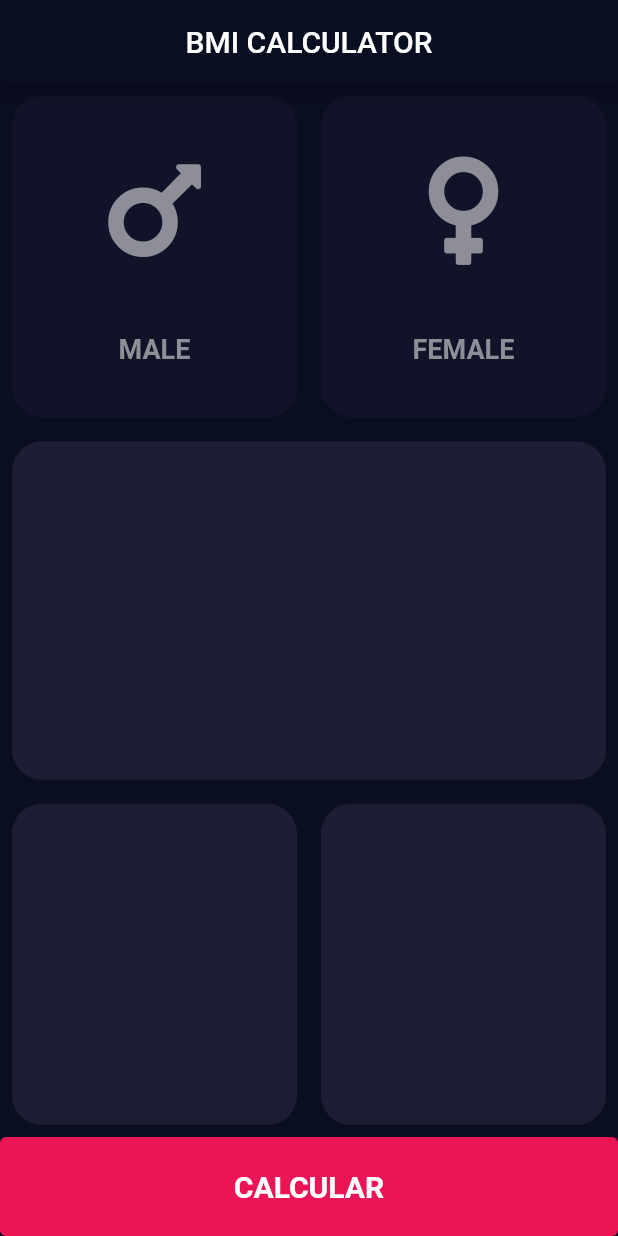
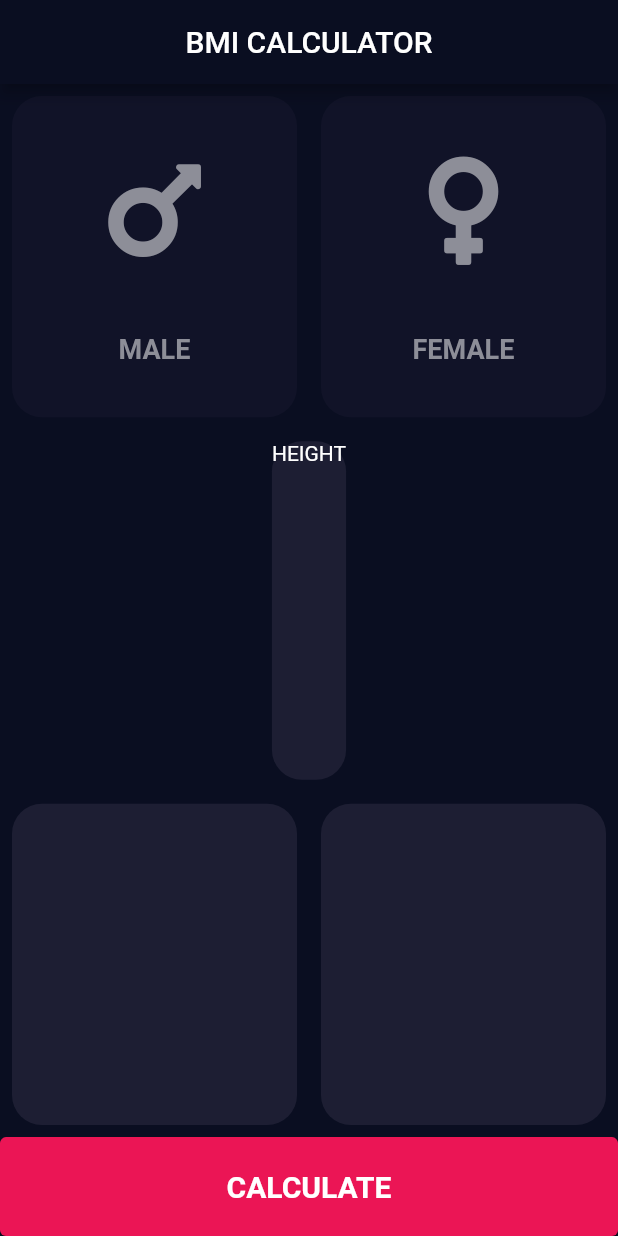
Before and after one commit to julianoventola/bmi, a Flutter app: the screen it shows after launch, on a phone screen of 412 x 824 dp. Run offline on Flutter 3.47's test engine with Material 2 defaults, Android fonts, the light colour scheme and no system bars; our stand-ins replace font_awesome_flutter.

Commit message:
refactory: text style in global styles

```diff
--- a/lib/global_styles.dart
+++ b/lib/global_styles.dart
@@ -7,4 +7,7 @@ class GlobalStyles {
   static const Color inactiveCardColorApp = Color(0xff111328);
   static const Color activeCardColorApp = Color(0xff1d1e33);
   static const Color bottomContainerColorApp = Color(0xffeb1555);
+
+  static const double textFontSize = 18;
+  static const dynamic textFontBold = FontWeight.bold;
 }
--- a/lib/input_page.dart
+++ b/lib/input_page.dart
@@ -84,7 +84,14 @@ class _InputPageState extends State<InputPage> {
               ),
             ],
           ),
-          Expanded(child: ContainerWidget()),
+          Expanded(
+              child: ContainerWidget(
+            child: Column(
+              children: [
+                Text('HEIGHT'),
+              ],
+            ),
+          )),
           Row(
             children: [
               Expanded(child: ContainerWidget()),
@@ -99,7 +106,7 @@ class _InputPageState extends State<InputPage> {
                   primary: GlobalStyles.bottomContainerColorApp,
                 ),
                 onPressed: () {},
-                child: Text('CALCULAR',
+                child: Text('CALCULATE',
                     style: TextStyle(
                       fontSize: 20,
                       fontWeight: FontWeight.bold,
--- a/lib/widgets/card_content.dart
+++ b/lib/widgets/card_content.dart
@@ -1,3 +1,4 @@
+import 'package:bmicalc/global_styles.dart';
 import 'package:flutter/material.dart';
 
 class GenderContent extends StatelessWidget {
@@ -30,8 +31,8 @@ class GenderContent extends StatelessWidget {
         Text(
           title,
           style: TextStyle(
-            fontSize: 18,
-            fontWeight: FontWeight.bold,
+            fontSize: GlobalStyles.textFontSize,
+            fontWeight: GlobalStyles.textFontBold,
             color: genderTextColor,
           ),
         )
```
